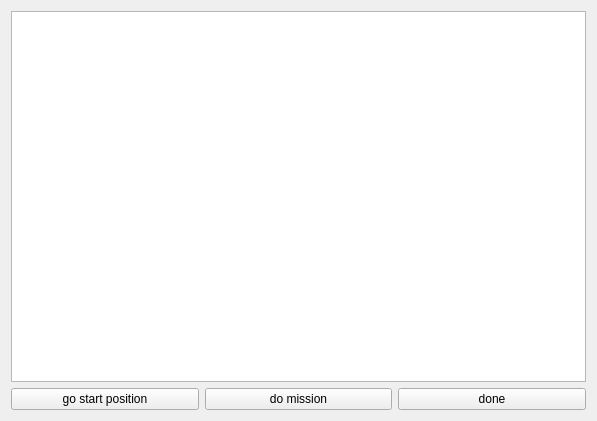
ljmanso/prp, file components/experimentOracle/src/mainUI.ui: the form before one commit.
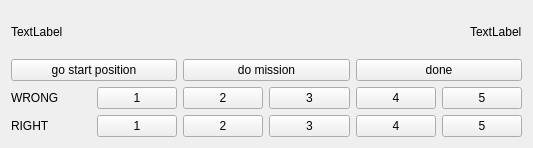
The form after the commit.

Patch:
```diff
--- a/components/experimentOracle/src/mainUI.ui
+++ b/components/experimentOracle/src/mainUI.ui
@@ -6,8 +6,8 @@
    <rect>
     <x>0</x>
     <y>0</y>
-    <width>597</width>
-    <height>421</height>
+    <width>533</width>
+    <height>148</height>
    </rect>
   </property>
   <property name="windowTitle">
@@ -15,7 +15,35 @@
   </property>
   <layout class="QVBoxLayout" name="verticalLayout">
    <item>
-    <widget class="QListWidget" name="listWidget"/>
+    <layout class="QHBoxLayout" name="horizontalLayout_2">
+     <item>
+      <widget class="QLabel" name="targetLabel">
+       <property name="text">
+        <string>TextLabel</string>
+       </property>
+      </widget>
+     </item>
+     <item>
+      <spacer name="horizontalSpacer">
+       <property name="orientation">
+        <enum>Qt::Horizontal</enum>
+       </property>
+       <property name="sizeHint" stdset="0">
+        <size>
+         <width>40</width>
+         <height>20</height>
+        </size>
+       </property>
+      </spacer>
+     </item>
+     <item>
+      <widget class="QLabel" name="counterLabel">
+       <property name="text">
+        <string>TextLabel</string>
+       </property>
+      </widget>
+     </item>
+    </layout>
    </item>
    <item>
     <layout class="QHBoxLayout" name="horizontalLayout">
@@ -42,6 +70,98 @@
      </item>
     </layout>
    </item>
+   <item>
+    <layout class="QHBoxLayout" name="horizontalLayout_3">
+     <item>
+      <widget class="QLabel" name="label">
+       <property name="text">
+        <string>WRONG</string>
+       </property>
+      </widget>
+     </item>
+     <item>
+      <widget class="QPushButton" name="wb1">
+       <property name="text">
+        <string>1</string>
+       </property>
+      </widget>
+     </item>
+     <item>
+      <widget class="QPushButton" name="wb2">
+       <property name="text">
+        <string>2</string>
+       </property>
+      </widget>
+     </item>
+     <item>
+      <widget class="QPushButton" name="wb3">
+       <property name="text">
+        <string>3</string>
+       </property>
+      </widget>
+     </item>
+     <item>
+      <widget class="QPushButton" name="wb4">
+       <property name="text">
+        <string>4</string>
+       </property>
+      </widget>
+     </item>
+     <item>
+      <widget class="QPushButton" name="wb5">
+       <property name="text">
+        <string>5</string>
+       </property>
+      </widget>
+     </item>
+    </layout>
+   </item>
+   <item>
+    <layout class="QHBoxLayout" name="horizontalLayout_4">
+     <item>
+      <widget class="QLabel" name="label_2">
+       <property name="text">
+        <string>RIGHT</string>
+       </property>
+      </widget>
+     </item>
+     <item>
+      <widget class="QPushButton" name="rb1">
+       <property name="text">
+        <string>1</string>
+       </property>
+      </widget>
+     </item>
+     <item>
+      <widget class="QPushButton" name="rb2">
+       <property name="text">
+        <string>2</string>
+       </property>
+      </widget>
+     </item>
+     <item>
+      <widget class="QPushButton" name="rb3">
+       <property name="text">
+        <string>3</string>
+       </property>
+      </widget>
+     </item>
+     <item>
+      <widget class="QPushButton" name="rb4">
+       <property name="text">
+        <string>4</string>
+       </property>
+      </widget>
+     </item>
+     <item>
+      <widget class="QPushButton" name="rb5">
+       <property name="text">
+        <string>5</string>
+       </property>
+      </widget>
+     </item>
+    </layout>
+   </item>
   </layout>
  </widget>
  <resources/>
```
